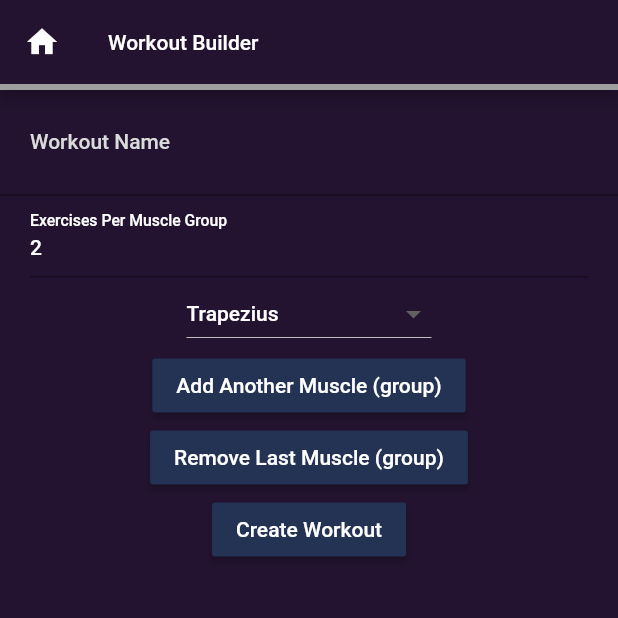
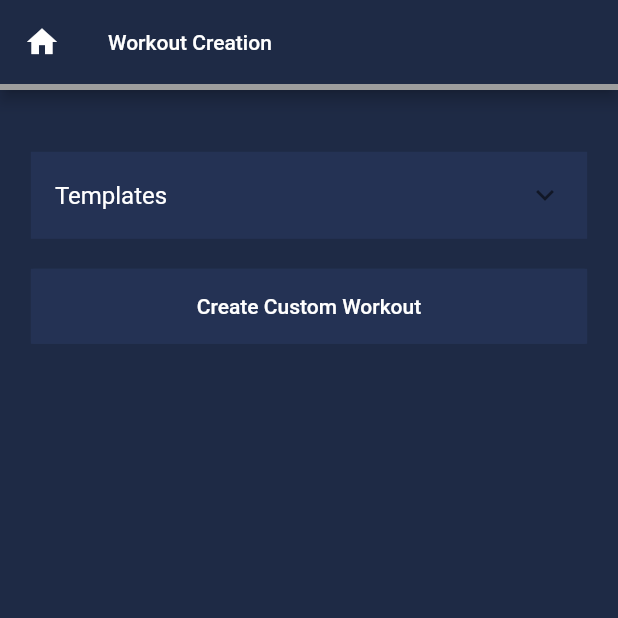
Before and after one commit to InsanityMatrix/WorkoutCreator, a Flutter app: the screen it shows after launch, after a tap on "Submit", after a tap on "+ Create Workout", on a phone screen of 412 x 824 dp, the top half of it. Run offline on Flutter 3.47's test engine with Material 2 defaults, Android fonts, the phone set to English and light mode, and no system bars; our stand-ins replace select_form_field; missing offline and left inert: multiselect_formfield; network calls fail; Roboto replaces fonts that are missing (Times New Roman).

Commit message:
UI Design Change, Log Creation, Workout Templates

```diff
--- a/lib/globals.dart
+++ b/lib/globals.dart
@@ -133,7 +133,7 @@ Exercise DIPS = new Exercise("Dips", TRICEPS, [CHEST, DELTOIDS, RHOMBOIDS], ["di
 Exercise CONCENTRATION_CURLS = new Exercise("Concentration Curls", BICEPS, null, ["dumbbell"]);
 Exercise BENT_OVER_BARBELL_ROW = new Exercise("Bent over barbell row", DELTOIDS, [TRAPEZIUS, LATS, RHOMBOIDS, BICEPS], ["barbell"]);
 Exercise DUMBBELL_PULLOVERS = new Exercise("Dumbbell Pullovers", LATS, [CHEST, TRICEPS], ["dumbbells"]);
-
+Exercise FACE_PULLS = new Exercise("Face Pulls", DELTOIDS, [RHOMBOIDS, TRAPEZIUS], ["cable"]);
 Exercise LATERAL_RAISES = new Exercise("Lateral Raises", DELTOIDS, [TRAPEZIUS], ["dumbbell"]);
 Exercise PULLUPS = new Exercise("Pullups", LATS, [TRAPEZIUS, RHOMBOIDS, BICEPS], ["pullupbar", "calisthenics"]);
 Exercise CHINUPS = new Exercise("Chinups", BICEPS, [LATS, DELTOIDS,], ["pullupbar", "calisthenics"]);
@@ -192,7 +192,7 @@ List<Exercise> EXERCISES = [
   PLATE_PRESS, RUSSIAN_TWISTS, LEG_LIFTS, CRUNCHES,STANDING_CALF_RAISE,
   SEATED_CALF_RAISE, INVERTED_ROWS, BW_REAR_DELT_FLY, PIKE_PRESS, INVERTED_SHRUGS,
   BULGARIAN_SPLIT_SQUATS,SINGLE_LEG_DEADLIFT, LUNGES, LATERAL_LUNGES,INCLINE_DUMBBELL_CURL,SPIDER_CURLS,
-  ROMANIAN_DEADLIFT, HANGING_LEG_LIFTS, DUMBBELL_PULLOVERS,
+  ROMANIAN_DEADLIFT, HANGING_LEG_LIFTS, DUMBBELL_PULLOVERS,FACE_PULLS
 ];
 
 Workout createWorkout(String name,int epm, List<int> selectedMuscles, Config config) {
@@ -544,6 +544,7 @@ Future<Workout> getWorkout(String filename) async {
   });
   List<Exercise> backups = [];
   List bc = decoded['Backups'];
+  if(bc != null) {
     bc.forEach((i){
       List<int> secondaryMuscles = [];
       List scm = i['SecondaryMuscles'];
@@ -561,6 +562,7 @@ Future<Workout> getWorkout(String filename) async {
       }
       backups.add(new Exercise(i['Name'], i['PrimaryMuscles'], secondaryMuscles,equipment));
     });
+  }
   workout = Workout.withBackups(decoded['Name'],exercises,backups);
   return workout;
 }
--- a/lib/log.dart
+++ b/lib/log.dart
@@ -148,6 +148,7 @@ Future<List<PersonalLog>> getPersonalLog() async {
       PersonalLog log = PersonalLog.withDate(height, weight, date);
       logData.add(log);
     });
+    logData.sort((a, b) => b.date.compareTo(a.date));
     return logData;
   } else {
     return [];
@@ -205,6 +206,8 @@ Future<List<PRLog>> getPRLog() async {
       PRLog log = PRLog(exercise, weight, unit, date);
       logData.add(log);
     });
+    logData.sort((a, b) => b.date.compareTo(a.date));
+    //Sort logData most recent date first
     return logData;
   } else {
     return [];
@@ -693,7 +696,6 @@ class _BodyLogEntry extends State<BodyLogEntry> {
             //DATE
             Container(
               width: MediaQuery.of(context).size.width * .8,
-              margin: EdgeInsets.only(left: MediaQuery.of(context).size.width * .1),
               alignment: Alignment.center,
               child: FlatButton(
                 minWidth: MediaQuery.of(context).size.width * .7,
@@ -711,7 +713,6 @@ class _BodyLogEntry extends State<BodyLogEntry> {
             //Create Button
             Container(
               width: MediaQuery.of(context).size.width * .8,
-              margin: EdgeInsets.only(left: MediaQuery.of(context).size.width * .1),
               alignment: Alignment.center,
               child: FlatButton(
                 minWidth: MediaQuery.of(context).size.width * .7,
--- a/lib/main.dart
+++ b/lib/main.dart
@@ -1,6 +1,7 @@
 import 'package:flutter/material.dart';
 import 'package:flutter/services.dart';
 import 'package:workoutcreator/config.dart';
+import 'package:workoutcreator/templates.dart';
 import 'package:workoutcreator/research.dart';
 import 'package:workoutcreator/information.dart';
 import 'package:workoutcreator/log.dart';
@@ -13,19 +14,20 @@ const int _blackPrimaryValue = 0xFF000000;
 const MaterialColor primaryBlack = MaterialColor(
   _blackPrimaryValue,
   <int, Color>{
-    50: Color(0xFF000000),
-    100: Color(0xFF000000),
-    200: Color(0xFF000000),
-    300: Color(0xFF000000),
-    400: Color(0xFF000000),
-    500: Color(_blackPrimaryValue),
-    600: Color(0xFF000000),
-    700: Color(0xFF000000),
-    800: Color(0xFF000000),
-    900: Color(0xFF000000),
+    50: Color(0xFF231330),
+    100: Color(0xFF231330),
+    200: Color(0xFF231330),
+    300: Color(0xFF231330),
+    400: Color(0xFF231330),
+    500: Color(0xFF231330),
+    600: Color(0xFF231330),
+    700: Color(0xFF231330),
+    800: Color(0xFF231330),
+    900: Color(0xFF231330),
   },
 );
 Config mainConfig;
+Color tertiaryColor = new Color(0xFF52689c);
 class MyApp extends StatelessWidget {
   // This widget is the root of your application.
   @override
@@ -33,7 +35,7 @@ class MyApp extends StatelessWidget {
     return MaterialApp(
       title: 'Workout Creator',
       theme: ThemeData(
-        primaryColor: new Color(0xFF231330),
+        primaryColor: new Color(0xFF1e2a45),
         primarySwatch: primaryBlack,
         accentColor: new Color(0xFF243254),
         textTheme: TextTheme(
@@ -201,7 +203,7 @@ class _WorkoutCreatorPage extends State<WorkoutCreatorPage> {
                         for (int i = 0; i < snapshot.data.length; i++) {
                           if (snapshot.data[i] != null) {
                             Widget addition = Card(
-                              color: Theme.of(context).accentColor,
+                              color: tertiaryColor,
                               child: Column(
                                 mainAxisSize: MainAxisSize.min,
                                 children: <Widget>[
@@ -264,7 +266,7 @@ class _WorkoutCreatorPage extends State<WorkoutCreatorPage> {
                           context,
                           MaterialPageRoute(
                               builder: (context) =>
-                                  WorkoutBuilderPage(title: "Workout Builder")),
+                                  WorkoutCreation()),
                         );
                       },
                     ),
@@ -289,7 +291,133 @@ class _WorkoutCreatorPage extends State<WorkoutCreatorPage> {
         );
   }
 }
+class WorkoutCreation extends StatefulWidget {
+  WorkoutCreation({Key key}) : super(key: key);
 
+  @override
+  _WorkoutCreation createState() => _WorkoutCreation();
+}
+class _WorkoutCreation extends State<WorkoutCreation> {
+  List<Widget> getTemplateWorkouts(BuildContext context) {
+    double rowWidth = MediaQuery.of(context).size.width * 9;
+    List<Container> rows = [];
+    templateWorkouts.forEach((workout) {
+      Container newRow = Container(
+        decoration: BoxDecoration(
+          color: tertiaryColor,
+          border: Border(
+            bottom: BorderSide(color: Colors.grey[700]),
+          ),
+        ),
+        width: rowWidth,
+        height: 50,
+        child: SizedBox.expand(
+          child: FlatButton(
+            color: tertiaryColor,
+            child: Text(
+              workout.name,
+              style: TextStyle(
+                color: Colors.white,
+                fontFamily: "Times New Roman",
+              ),
+            ),
+            onPressed: () async {
+              globals.saveWorkout(workout.workout);
+              Navigator.of(context).popUntil((route) => route.isFirst);
+              Navigator.pushReplacement(
+                context,
+                MaterialPageRoute(
+                    builder: (context) =>
+                        WorkoutPage(workout: workout.workout)),
+              );
+            },
+          ),
+        )
+      );
+      rows.add(newRow);
+    });
+    return rows;
+  }
+  @override
+  Widget build(BuildContext context) {
+    double m = MediaQuery.of(context).size.width / 20;
+    return Scaffold(
+      appBar: AppBar(
+        title: Text("Workout Creation", style: Theme.of(context).textTheme.button),
+        bottom: PreferredSize(
+          child: Container(
+            color: Colors.grey,
+            height: 4.0,
+          ),
+          preferredSize: Size.fromHeight(4.0),
+        ),
+        leading: IconButton(
+          icon: Icon(Icons.home, color: Colors.white),
+          onPressed: () {
+            Navigator.of(context).popUntil((route) => route.isFirst);
+            Navigator.pushReplacement(
+              context,
+              MaterialPageRoute(
+                  builder: (context) => MyHomePage(title: "Home", index: 0)),
+            );
+          },
+        ),
+      ),
+      backgroundColor: Theme.of(context).primaryColor,
+      body: Container(
+        child: ListView(
+          children: <Widget>[
+            Container(
+              color: Theme.of(context).accentColor,
+              width: MediaQuery.of(context).size.width / 10 * 9,
+              margin: EdgeInsets.only(top: m*2, left: m, right: m),
+              child: ExpansionTile(
+                backgroundColor: Theme.of(context).accentColor,
+                title: Text(
+                  "Templates",
+                  style: TextStyle(
+                    color: Colors.white,
+                    fontFamily: "Times New Roman",
+                  ),
+                ),
+                children: getTemplateWorkouts(context),
+              )
+            ),
+            Container(height: 20),
+            Container(
+              color: Theme.of(context).accentColor,
+              width: MediaQuery.of(context).size.width / 10 * 9,
+              margin: EdgeInsets.only(left: m, right: m),
+              height: 50,
+              child: SizedBox.expand(
+                child: FlatButton(
+                  color: Theme.of(context).accentColor,
+                  padding: EdgeInsets.all(5),
+                  child: Text(
+                    "Create Custom Workout",
+                    style: TextStyle(
+                      color: Colors.white,
+                      fontFamily: "Times New Roman",
+                    ),
+                  ),
+                  onPressed: () {
+                    Navigator.push(
+                      context,
+                      MaterialPageRoute(
+                          builder: (context) =>
+                              WorkoutBuilderPage(title: "Workout Builder")),
+                    );
+                  }
+                ),
+              ),
+            ),
+
+          ],
+        ),
+      ),
+    );
+  }
+}
 class WorkoutBuilderPage extends StatefulWidget {
   WorkoutBuilderPage({Key key, this.title}) : super(key: key);
   //The title passed in from the home page
@@ -340,7 +468,7 @@ class _WorkoutBuilderPageState extends State<WorkoutBuilderPage> {
 
   @override
   Widget build(BuildContext context) {
-    loadMuscleList();
+    loadMuscleList(context);
     return Scaffold(
       appBar: AppBar(
         title: Text(widget.title, style: Theme.of(context).textTheme.button),
@@ -350,17 +478,6 @@ class _WorkoutBuilderPageState extends State<WorkoutBuilderPage> {
             height: 4.0,
           ),
           preferredSize: Size.fromHeight(4.0),
-        ),
-        leading: IconButton(
-          icon: Icon(Icons.home, color: Colors.white),
-          onPressed: () {
-            Navigator.of(context).popUntil((route) => route.isFirst);
-            Navigator.pushReplacement(
-              context,
-              MaterialPageRoute(
-                  builder: (context) => MyHomePage(title: "Home", index: 0)),
-            );
-          },
         ),
       ),
       backgroundColor: Theme.of(context).primaryColor,
@@ -481,7 +598,7 @@ class _WorkoutBuilderPageState extends State<WorkoutBuilderPage> {
     );
   }
 
-  void loadMuscleList() {
+  void loadMuscleList(BuildContext context) {
     if (selectedMuscles.length == 0) {
       selectedMuscles.add(0);
     }
@@ -591,7 +708,7 @@ class _WorkoutPageState extends State<WorkoutPage> {
     List<Widget> ls = [];
     for (int i = 0; i < widget.workout.exercises.length; i++) {
       Widget addition = Card(
-        color: Theme.of(context).accentColor,
+        color: tertiaryColor,
         child: Column(
           mainAxisSize: MainAxisSize.min,
           children: <Widget>[
--- /dev/null
+++ b/lib/templates.dart
@@ -0,0 +1,60 @@
+library workoutcreator.templates;
+
+import 'package:workoutcreator/globals.dart';
+
+class TemplateWorkout {
+  String name;
+  Workout workout;
+  TemplateWorkout(this.name, this.workout);
+
+  Map<String, dynamic> toJson() => {
+    'Name': name,
+    'Workout': workout,
+  };
+}
+
+//TEMPLATES
+TemplateWorkout push =  new TemplateWorkout(
+  "Push",
+  new Workout(
+    "Push",
+    <Exercise>[
+      BENCHPRESS,
+      SHOULDER_PRESS,
+      SQUEEZE_PRESS,
+      LATERAL_RAISES,
+      CHEST_FLY,
+      TRICEP_KICKBACK,
+    ],
+  ),
+);
+TemplateWorkout pull = new TemplateWorkout(
+  "Pull",
+  new Workout(
+    "Pull",
+    <Exercise>[
+      PULLUPS,
+      BENT_OVER_BARBELL_ROW,
+      FACE_PULLS,
+      SHRUGS,
+      HAMMER_CURL,
+      SPIDER_CURLS,
+    ],
+  )
+);
+TemplateWorkout legs = new TemplateWorkout(
+  "Legs",
+  new Workout(
+    "Legs",
+    <Exercise>[
+      BACK_SQUAT,
+      FRONT_SQUAT,
+      HIP_THRUSTS,
+      LEG_EXTENSIONS,
+      SEATED_CALF_RAISE,
+    ],
+  )
+);
+List<TemplateWorkout> templateWorkouts = [
+  push, pull, legs
+];
--- a/pubspec.yaml
+++ b/pubspec.yaml
@@ -46,9 +46,8 @@ flutter:
   uses-material-design: true
 
   # To add assets to your application, add an assets section, like this:
-  # assets:
-  #  - images/a_dot_burr.jpeg
-  #  - images/a_dot_ham.jpeg
+  assets:
+    - assets/muscles/
 
   # An image asset can refer to one or more resolution-specific "variants", see
   # https://flutter.dev/assets-and-images/#resolution-aware.
```
Lines whose indentation alone changed are shown as unchanged.
